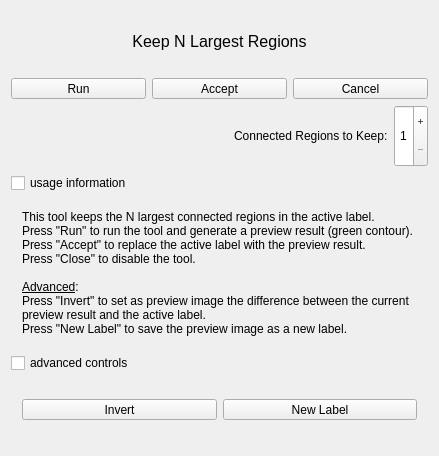
First picture: the form in Modules/SegmentationUI/Qmitk/QmitkKeepNConnectedRegionsTool3DGUIControls.ui, repository MITK/MITK, before the edit.
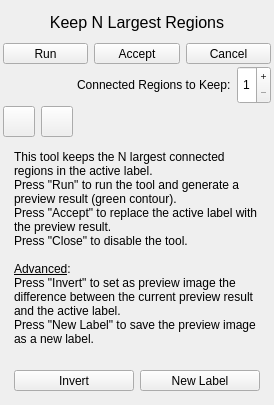
Second picture: the form after the edit. Icons and pictures are not drawn.

Commit message:
added tool buttons for help and advanced tools
fixed some layouts by removing vertical spacers

Diff of the .ui file:
```diff
--- a/Modules/SegmentationUI/Qmitk/QmitkKeepNConnectedRegionsTool3DGUIControls.ui
+++ b/Modules/SegmentationUI/Qmitk/QmitkKeepNConnectedRegionsTool3DGUIControls.ui
@@ -6,8 +6,8 @@
    <rect>
     <x>0</x>
     <y>0</y>
-    <width>439</width>
-    <height>456</height>
+    <width>274</width>
+    <height>405</height>
    </rect>
   </property>
   <property name="sizePolicy">
@@ -29,6 +29,12 @@
    <string/>
   </property>
   <layout class="QVBoxLayout" name="verticalLayout_2">
+   <property name="spacing">
+    <number>2</number>
+   </property>
+   <property name="margin">
+    <number>3</number>
+   </property>
    <item>
     <widget class="QLabel" name="label">
      <property name="font">
@@ -52,7 +58,7 @@
         <bool>true</bool>
        </property>
        <property name="sizePolicy">
-        <sizepolicy hsizetype="Minimum" vsizetype="Fixed">
+        <sizepolicy hsizetype="MinimumExpanding" vsizetype="Fixed">
          <horstretch>0</horstretch>
          <verstretch>0</verstretch>
         </sizepolicy>
@@ -93,7 +99,7 @@
         <bool>true</bool>
        </property>
        <property name="sizePolicy">
-        <sizepolicy hsizetype="Minimum" vsizetype="Fixed">
+        <sizepolicy hsizetype="MinimumExpanding" vsizetype="Fixed">
          <horstretch>0</horstretch>
          <verstretch>0</verstretch>
         </sizepolicy>
@@ -134,7 +140,7 @@
         <bool>true</bool>
        </property>
        <property name="sizePolicy">
-        <sizepolicy hsizetype="Minimum" vsizetype="Fixed">
+        <sizepolicy hsizetype="MinimumExpanding" vsizetype="Fixed">
          <horstretch>0</horstretch>
          <verstretch>0</verstretch>
         </sizepolicy>
@@ -239,11 +245,61 @@
     </layout>
    </item>
    <item>
-    <widget class="QCheckBox" name="m_cbShowInformation">
-     <property name="text">
-      <string>usage information</string>
-     </property>
-    </widget>
+    <layout class="QHBoxLayout" name="horizontalLayout_5">
+     <item>
+      <widget class="QToolButton" name="m_pbShowInformation">
+       <property name="text">
+        <string/>
+       </property>
+       <property name="icon">
+        <iconset resource="../resources/SegmentationUI.qrc">
+         <normaloff>:/Qmitk/Help_48x48.png</normaloff>:/Qmitk/Help_48x48.png</iconset>
+       </property>
+       <property name="iconSize">
+        <size>
+         <width>24</width>
+         <height>24</height>
+        </size>
+       </property>
+       <property name="checkable">
+        <bool>true</bool>
+       </property>
+      </widget>
+     </item>
+     <item>
+      <widget class="QToolButton" name="m_pbShowAdvancedTools">
+       <property name="text">
+        <string/>
+       </property>
+       <property name="icon">
+        <iconset resource="../resources/SegmentationUI.qrc">
+         <normaloff>:/Qmitk/AdvancedTools.png</normaloff>:/Qmitk/AdvancedTools.png</iconset>
+       </property>
+       <property name="iconSize">
+        <size>
+         <width>24</width>
+         <height>24</height>
+        </size>
+       </property>
+       <property name="checkable">
+        <bool>true</bool>
+       </property>
+      </widget>
+     </item>
+     <item>
+      <spacer name="horizontalSpacer_3">
+       <property name="orientation">
+        <enum>Qt::Horizontal</enum>
+       </property>
+       <property name="sizeHint" stdset="0">
+        <size>
+         <width>40</width>
+         <height>20</height>
+        </size>
+       </property>
+      </spacer>
+     </item>
+    </layout>
    </item>
    <item>
     <widget class="QWidget" name="m_InformationWidget" native="true">
@@ -281,13 +337,6 @@
      </layout>
     </widget>
    </item>
-   <item>
-    <widget class="QCheckBox" name="m_cbShowAdvancedControls">
-     <property name="text">
-      <string>advanced controls</string>
-     </property>
-    </widget>
-   </item>
    <item>
     <widget class="QWidget" name="m_AdvancedControlsWidget" native="true">
      <layout class="QVBoxLayout" name="verticalLayout">
@@ -299,7 +348,7 @@
            <bool>true</bool>
           </property>
           <property name="sizePolicy">
-           <sizepolicy hsizetype="Minimum" vsizetype="Fixed">
+           <sizepolicy hsizetype="MinimumExpanding" vsizetype="Fixed">
             <horstretch>0</horstretch>
             <verstretch>0</verstretch>
            </sizepolicy>
@@ -340,7 +389,7 @@
            <bool>true</bool>
           </property>
           <property name="sizePolicy">
-           <sizepolicy hsizetype="Minimum" vsizetype="Fixed">
+           <sizepolicy hsizetype="MinimumExpanding" vsizetype="Fixed">
             <horstretch>0</horstretch>
             <verstretch>0</verstretch>
            </sizepolicy>
@@ -380,22 +429,6 @@
      </layout>
     </widget>
    </item>
-   <item>
-    <spacer name="verticalSpacer">
-     <property name="orientation">
-      <enum>Qt::Vertical</enum>
-     </property>
-     <property name="sizeType">
-      <enum>QSizePolicy::Preferred</enum>
-     </property>
-     <property name="sizeHint" stdset="0">
-      <size>
-       <width>20</width>
-       <height>5</height>
-      </size>
-     </property>
-    </spacer>
-   </item>
   </layout>
  </widget>
  <layoutdefault spacing="6" margin="11"/>
```
The commit also changes 32 other files.
